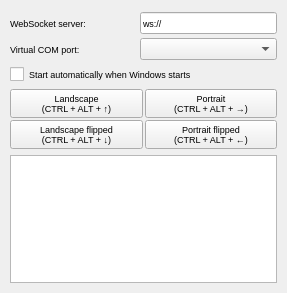
The window that mainwindow.ui (stuomas/disorient) describes before a commit, drawn with Qt 5.
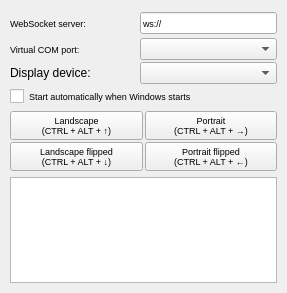
The same window after the commit.

Commit message: Add preliminary support for multiple displays

```diff
--- a/mainwindow.ui
+++ b/mainwindow.ui
@@ -186,6 +186,45 @@
           </item>
          </layout>
         </item>
+        <item>
+         <layout class="QHBoxLayout" name="horizontalLayout_6">
+          <property name="spacing">
+           <number>20</number>
+          </property>
+          <property name="topMargin">
+           <number>0</number>
+          </property>
+          <item>
+           <widget class="QLabel" name="label">
+            <property name="sizePolicy">
+             <sizepolicy hsizetype="Minimum" vsizetype="Preferred">
+              <horstretch>0</horstretch>
+              <verstretch>0</verstretch>
+             </sizepolicy>
+            </property>
+            <property name="minimumSize">
+             <size>
+              <width>110</width>
+              <height>0</height>
+             </size>
+            </property>
+            <property name="text">
+             <string>Display device:</string>
+            </property>
+           </widget>
+          </item>
+          <item>
+           <widget class="QComboBox" name="comboBoxDisplayList">
+            <property name="sizePolicy">
+             <sizepolicy hsizetype="MinimumExpanding" vsizetype="Fixed">
+              <horstretch>0</horstretch>
+              <verstretch>0</verstretch>
+             </sizepolicy>
+            </property>
+           </widget>
+          </item>
+         </layout>
+        </item>
        </layout>
       </item>
       <item>
```
The commit also changes 4 other files.
